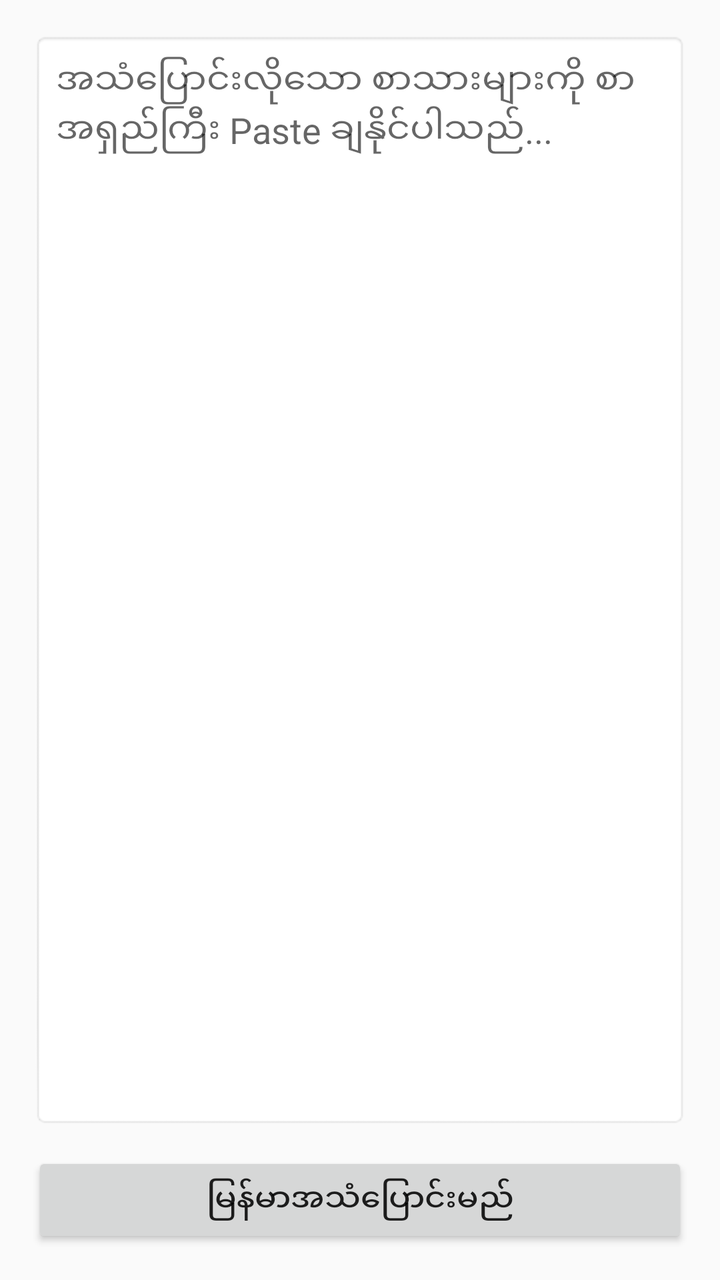
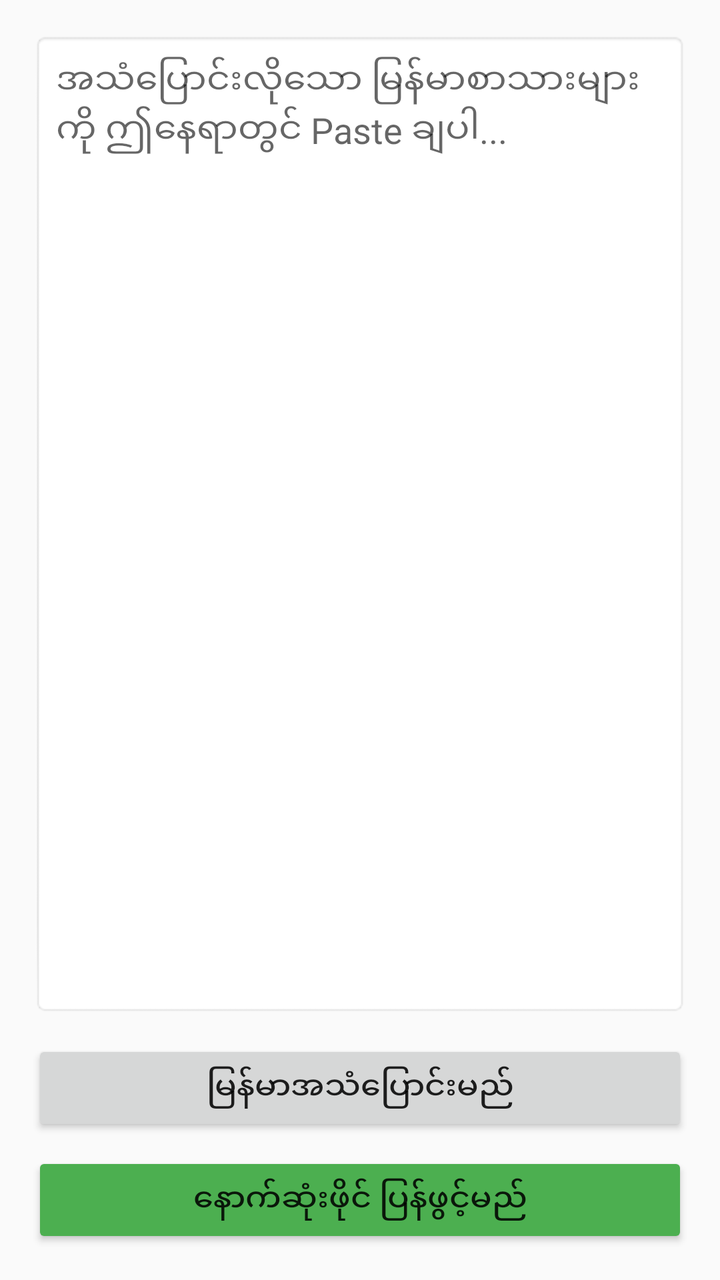

Screens rendered from an Android XML layout before and after an edit, with the pre-edit source and the edit as a unified diff.
<!-- AndroidManifest.xml: application theme Theme.AppCompat.Light.NoActionBar -->
<!-- res/layout/activity_main.xml -->
<?xml version="1.0" encoding="utf-8"?>
<LinearLayout xmlns:android="http://schemas.android.com/apk/res/android"
    android:layout_width="match_parent"
    android:layout_height="match_parent"
    android:orientation="vertical"
    android:padding="16dp">

    <EditText
        android:id="@+id/inputText"
        android:layout_width="match_parent"
        android:layout_height="0dp"
        android:layout_weight="1"
        android:gravity="top"
        android:hint="အသံပြောင်းလိုသော စာသားများကို စာအရှည်ကြီး Paste ချနိုင်ပါသည်..."
        android:inputType="textMultiLine"
        android:scrollbars="vertical"
        android:background="@android:drawable/editbox_background"
        android:padding="12dp" />

    <Button
        android:id="@+id/speakButton"
        android:layout_width="match_parent"
        android:layout_height="wrap_content"
        android:layout_marginTop="12dp"
        android:text="မြန်မာအသံပြောင်းမည်"
        android:textSize="16sp" />
</LinearLayout>
<!-- resources referenced by this layout -->
<resources>

</resources>

<!-- the commit's change to res/layout/activity_main.xml (unified diff, before → after) -->
@@ -11,7 +11,7 @@
         android:layout_height="0dp"
         android:layout_weight="1"
         android:gravity="top"
-        android:hint="အသံပြောင်းလိုသော စာသားများကို စာအရှည်ကြီး Paste ချနိုင်ပါသည်..."
+        android:hint="အသံပြောင်းလိုသော မြန်မာစာသားများကို ဤနေရာတွင် Paste ချပါ..."
         android:inputType="textMultiLine"
         android:scrollbars="vertical"
         android:background="@android:drawable/editbox_background"
@@ -24,4 +24,13 @@
         android:layout_marginTop="12dp"
         android:text="မြန်မာအသံပြောင်းမည်"
         android:textSize="16sp" />
+
+    <Button
+        android:id="@+id/playLastButton"
+        android:layout_width="match_parent"
+        android:layout_height="wrap_content"
+        android:layout_marginTop="8dp"
+        android:text="နောက်ဆုံးဖိုင် ပြန်ဖွင့်မည်"
+        android:textSize="16sp"
+        android:backgroundTint="#4CAF50" />
 </LinearLayout>
